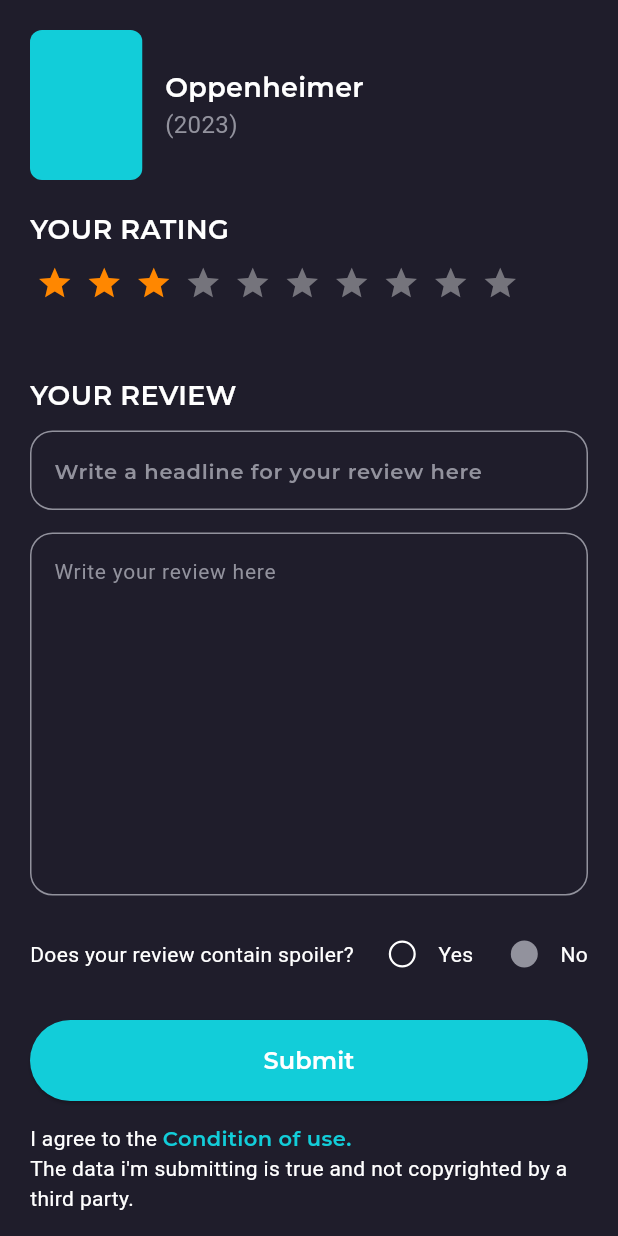
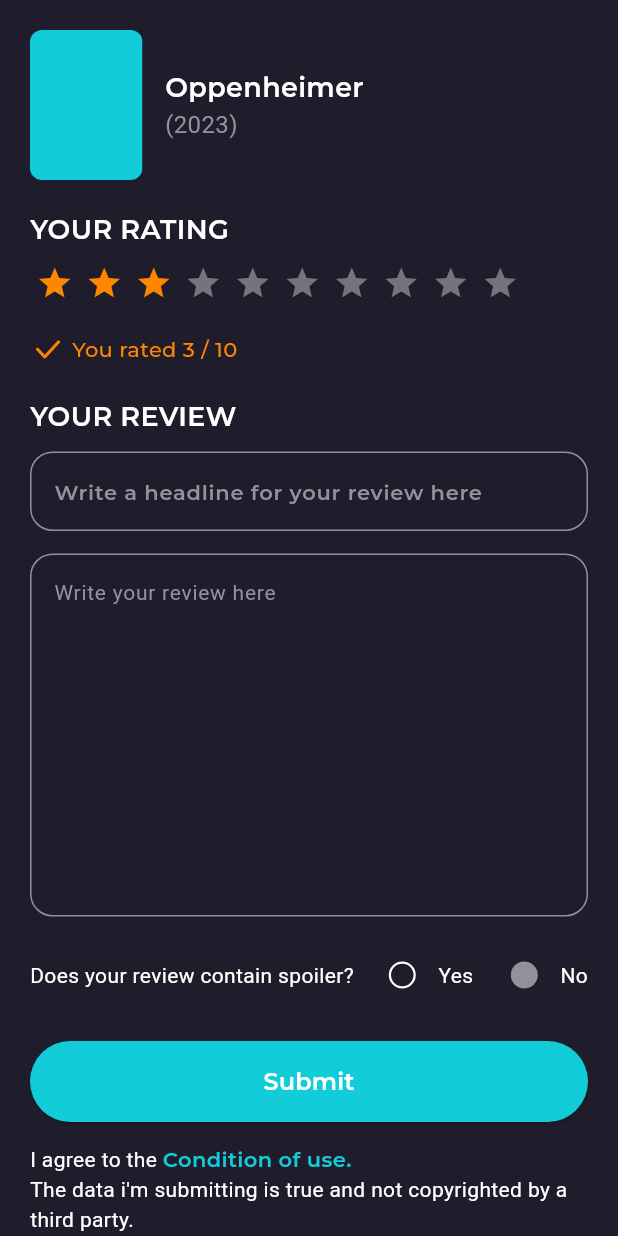
Before and after one commit to Mohammad-Nikmard/Cinemax, a Flutter app: the PostCommentScreen screen opened directly, on a phone screen of 412 x 824 dp. Run offline on Flutter 3.47's test engine with Material 3 defaults, Android fonts, the phone set to English and light mode, and no system bars; drawn by our look-alikes of flutter_rating_bar; our stand-ins replace cached_network_image, connectivity_plus, dartz, dio, dropdown_button2, equatable and 11 more; accounts and stored records are empty; generated files the repository leaves out were written again; Roboto replaces fonts that are missing (MR); project files that could hold a hidden picture were left out.

Commit message:
debug post comment screen

```diff
--- a/lib/main.dart
+++ b/lib/main.dart
@@ -53,7 +53,7 @@ class MyApp extends StatelessWidget {
           //             SplashBloc()..add(CheckConnectionEvent()),
           //         child: const SplashScreen(),
           //       ),
-          home: const CommentsScreen(),
+          home: const PostCommentScreen(),
         );
       },
     );
--- a/lib/ui/post_comment_screen.dart
+++ b/lib/ui/post_comment_screen.dart
@@ -2,6 +2,7 @@ import 'package:cinemax/constants/color_constants.dart';
 import 'package:cinemax/util/query_handler.dart';
 import 'package:flutter/material.dart';
 import 'package:flutter_rating_bar/flutter_rating_bar.dart';
+import 'package:flutter_svg/svg.dart';
 
 class PostCommentScreen extends StatefulWidget {
   const PostCommentScreen({super.key});
@@ -15,6 +16,7 @@ class _PostCommentScreenState extends State<PostCommentScreen> {
   final reviewController = TextEditingController();
 
   bool hasSpoiler = false;
+  String rateText = "3";
   @override
   Widget build(BuildContext context) {
     return Scaffold(
@@ -48,13 +50,36 @@ class _PostCommentScreenState extends State<PostCommentScreen> {
                     color: SecondaryColors.orangeColor,
                   ),
                   onRatingUpdate: (rating) {
-                    print(rating);
+                    setState(() {
+                      rateText = rating.toString();
+                    });
                   },
                   itemSize: 25,
                   glowColor: SecondaryColors.orangeColor,
                   glowRadius: 0.5,
                 ),
-                const SizedBox(height: 50),
+                const SizedBox(height: 20),
+                Row(
+                  children: [
+                    SvgPicture.asset(
+                      "assets/images/tick_image.svg",
+                      colorFilter: const ColorFilter.mode(
+                        SecondaryColors.orangeColor,
+                        BlendMode.srcIn,
+                      ),
+                    ),
+                    const SizedBox(height: 5),
+                    Text(
+                      " You rated $rateText / 10",
+                      style: const TextStyle(
+                        fontFamily: "MM",
+                        fontSize: 14,
+                        color: SecondaryColors.orangeColor,
+                      ),
+                    ),
+                  ],
+                ),
+                const SizedBox(height: 20),
                 const Text(
                   "YOUR REVIEW",
                   style: TextStyle(
@@ -217,7 +242,10 @@ class _PostCommentScreenState extends State<PostCommentScreen> {
                   ),
                 ),
                 const SizedBox(height: 15),
-                const Column(
+                const Padding(
+                  padding: EdgeInsets.only(bottom: 25),
+                  child: Column(
+                    crossAxisAlignment: CrossAxisAlignment.start,
                     children: [
                       Row(
                         children: [
@@ -248,6 +276,7 @@ class _PostCommentScreenState extends State<PostCommentScreen> {
                         ),
                       ),
                     ],
+                  ),
                 ),
               ],
             ),
```
Lines whose indentation alone changed are shown as unchanged.
